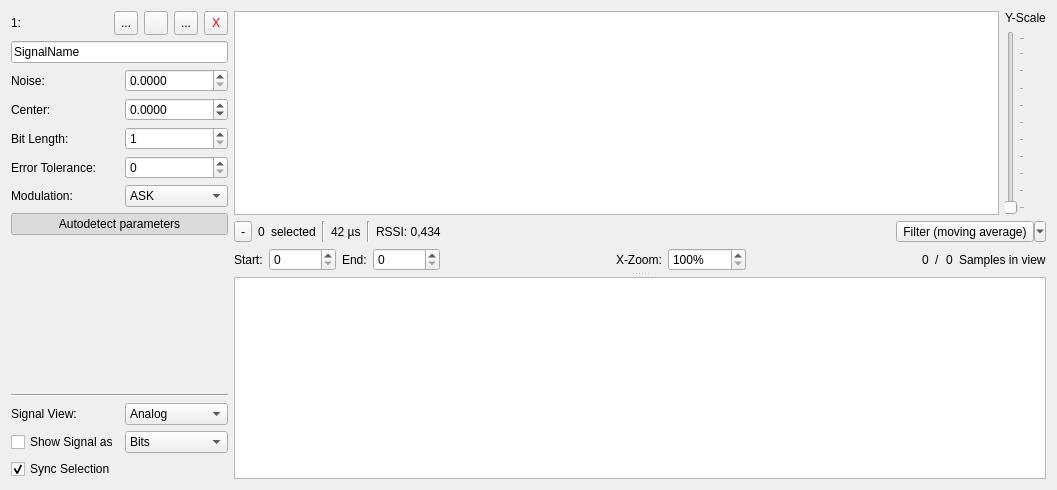
Before: the Qt Designer form ui/signal_frame.ui in jopohl/urh, drawn with Qt 5.
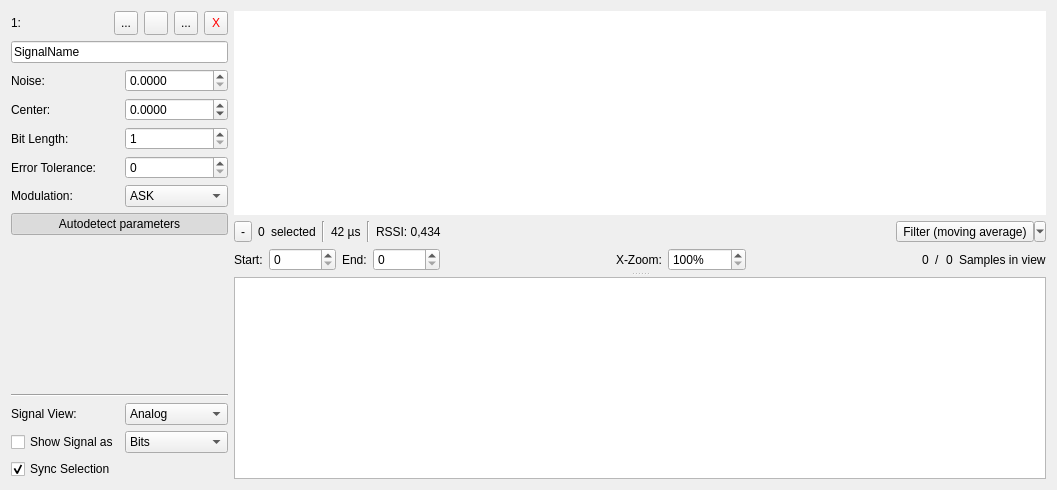
After: the same form once the commit is applied. The open tabs and pages were chosen to show the change. Icons and pictures are not drawn. Custom widgets are drawn as their Qt base class.

Commit message: prototype for spectrogram drawing (has performance issues)

```diff
--- a/ui/signal_frame.ui
+++ b/ui/signal_frame.ui
@@ -634,13 +634,6 @@
         <number>0</number>
        </property>
        <item>
-        <layout class="QHBoxLayout" name="horizontalLayout_4">
-         <item>
-          <layout class="QHBoxLayout" name="horizontalLayout_2">
-           <property name="spacing">
-            <number>0</number>
-           </property>
-           <item>
             <widget class="QStackedWidget" name="stackedWidget">
              <property name="lineWidth">
               <number>0</number>
@@ -781,36 +774,8 @@
                  </property>
                 </widget>
                </item>
-              </layout>
-             </widget>
-             <widget class="QWidget" name="pageSpectrogram">
-              <layout class="QVBoxLayout" name="verticalLayout_3">
-               <property name="spacing">
-                <number>0</number>
-               </property>
-               <property name="leftMargin">
-                <number>0</number>
-               </property>
-               <property name="topMargin">
-                <number>0</number>
-               </property>
-               <property name="rightMargin">
-                <number>0</number>
-               </property>
-               <property name="bottomMargin">
-                <number>0</number>
-               </property>
                <item>
-                <widget class="SpectrogramGraphicView" name="gvSpectrogram"/>
-               </item>
-              </layout>
-             </widget>
-            </widget>
-           </item>
-          </layout>
-         </item>
-         <item>
-          <layout class="QVBoxLayout" name="verticalLayout_2">
+            <layout class="QVBoxLayout" name="verticalLayout_5">
            <item>
             <widget class="QLabel" name="lYScale">
              <property name="locale">
@@ -840,6 +805,53 @@
           </layout>
          </item>
         </layout>
+         </widget>
+         <widget class="QWidget" name="pageSpectrogram">
+          <layout class="QHBoxLayout" name="horizontalLayout_2">
+           <property name="spacing">
+            <number>0</number>
+           </property>
+           <property name="leftMargin">
+            <number>0</number>
+           </property>
+           <property name="topMargin">
+            <number>0</number>
+           </property>
+           <property name="rightMargin">
+            <number>0</number>
+           </property>
+           <property name="bottomMargin">
+            <number>0</number>
+           </property>
+           <item>
+            <widget class="SpectrogramGraphicView" name="gvSpectrogram">
+             <property name="mouseTracking">
+              <bool>true</bool>
+             </property>
+             <property name="frameShape">
+              <enum>QFrame::NoFrame</enum>
+             </property>
+             <property name="transformationAnchor">
+              <enum>QGraphicsView::NoAnchor</enum>
+             </property>
+            </widget>
+           </item>
+           <item>
+            <widget class="QGraphicsView" name="graphicsViewColorbar">
+             <property name="maximumSize">
+              <size>
+               <width>100</width>
+               <height>16777215</height>
+              </size>
+             </property>
+             <property name="frameShape">
+              <enum>QFrame::NoFrame</enum>
+             </property>
+            </widget>
+           </item>
+          </layout>
+         </widget>
+        </widget>
        </item>
        <item>
         <layout class="QHBoxLayout" name="horizontalLayout_3">
```
Left out of the diff: 8 changed lines with no effect on the pictures. Lines whose indentation alone changed are shown as unchanged. The commit also changes 5 other files.
